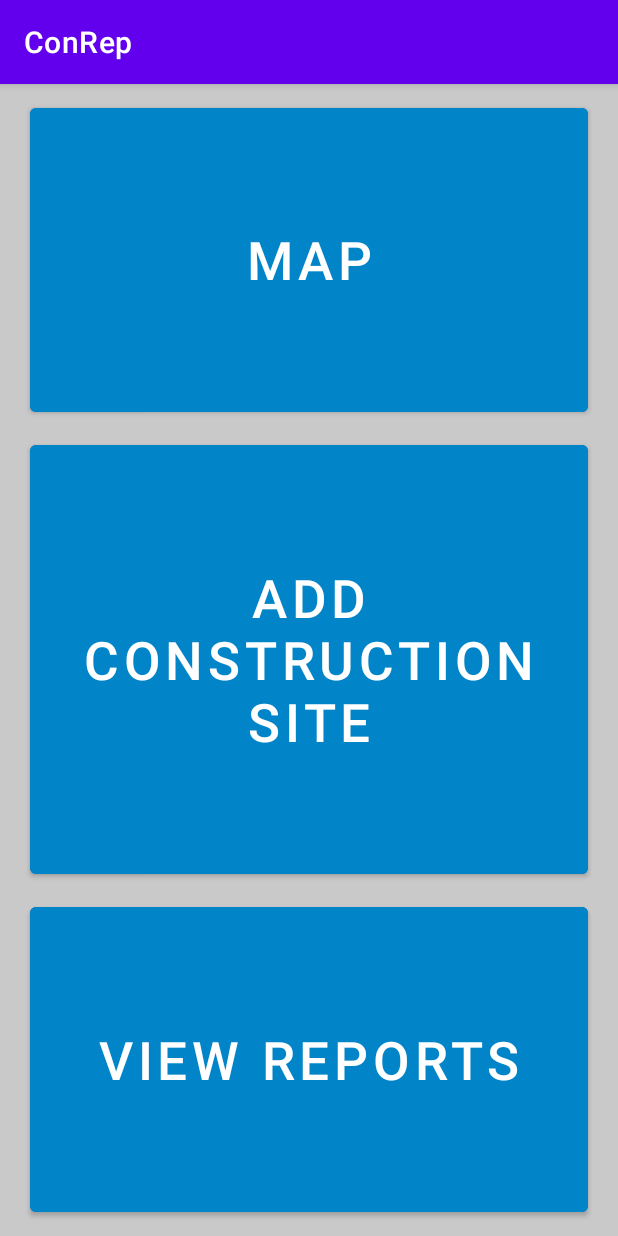
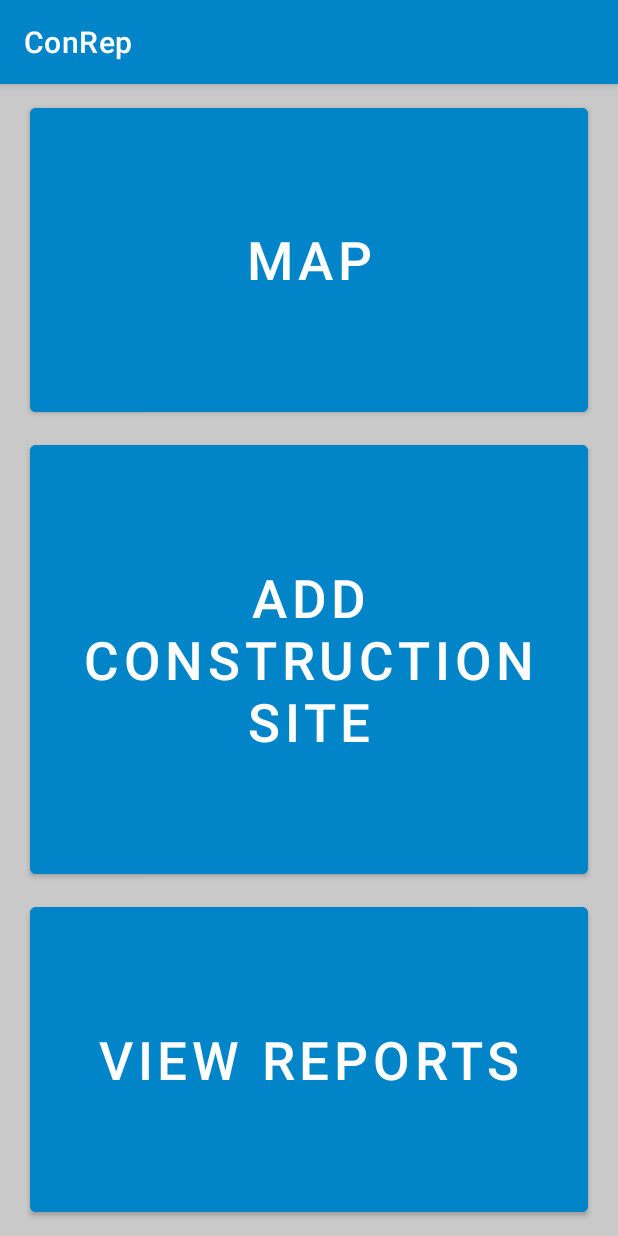
Before and after one commit to HutterSven/ConRep, an Android app: the screen it shows after launch (MainActivity), on a phone screen of 412 x 824 dp. Run offline under Robolectric (Android 15) with nearby library versions, the phone set to English and light mode, and no system bars.

Commit message:
changes to theme

```diff
--- a/app/src/main/res/values-night/themes.xml
+++ b/app/src/main/res/values-night/themes.xml
@@ -2,8 +2,8 @@
     <!-- Base application theme. -->
     <style name="Theme.ConRep" parent="Theme.MaterialComponents.DayNight.DarkActionBar">
         <!-- Primary brand color. -->
-        <item name="colorPrimary">@color/purple_200</item>
-        <item name="colorPrimaryVariant">@color/purple_700</item>
+        <item name="colorPrimary">@color/blue</item>
+        <item name="colorPrimaryVariant">@color/darkblue</item>
         <item name="colorOnPrimary">@color/black</item>
         <!-- Secondary brand color. -->
         <item name="colorSecondary">@color/teal_200</item>
--- a/app/src/main/res/values/colors.xml
+++ b/app/src/main/res/values/colors.xml
@@ -8,6 +8,7 @@
     <color name="black">#FF000000</color>
     <color name="white">#FFFFFFFF</color>
     <color name="blue">#0184C8</color>
+    <color name="darkblue">#016FC8</color>
     <color name="grey">#C9C9C9</color>
 
 </resources>
--- a/app/src/main/res/values/themes.xml
+++ b/app/src/main/res/values/themes.xml
@@ -2,8 +2,8 @@
     <!-- Base application theme. -->
     <style name="Theme.ConRep" parent="Theme.MaterialComponents.DayNight.DarkActionBar">
         <!-- Primary brand color. -->
-        <item name="colorPrimary">@color/purple_500</item>
-        <item name="colorPrimaryVariant">@color/purple_700</item>
+        <item name="colorPrimary">@color/blue</item>
+        <item name="colorPrimaryVariant">@color/darkblue</item>
         <item name="colorOnPrimary">@color/white</item>
         <!-- Secondary brand color. -->
         <item name="colorSecondary">@color/teal_200</item>
```
